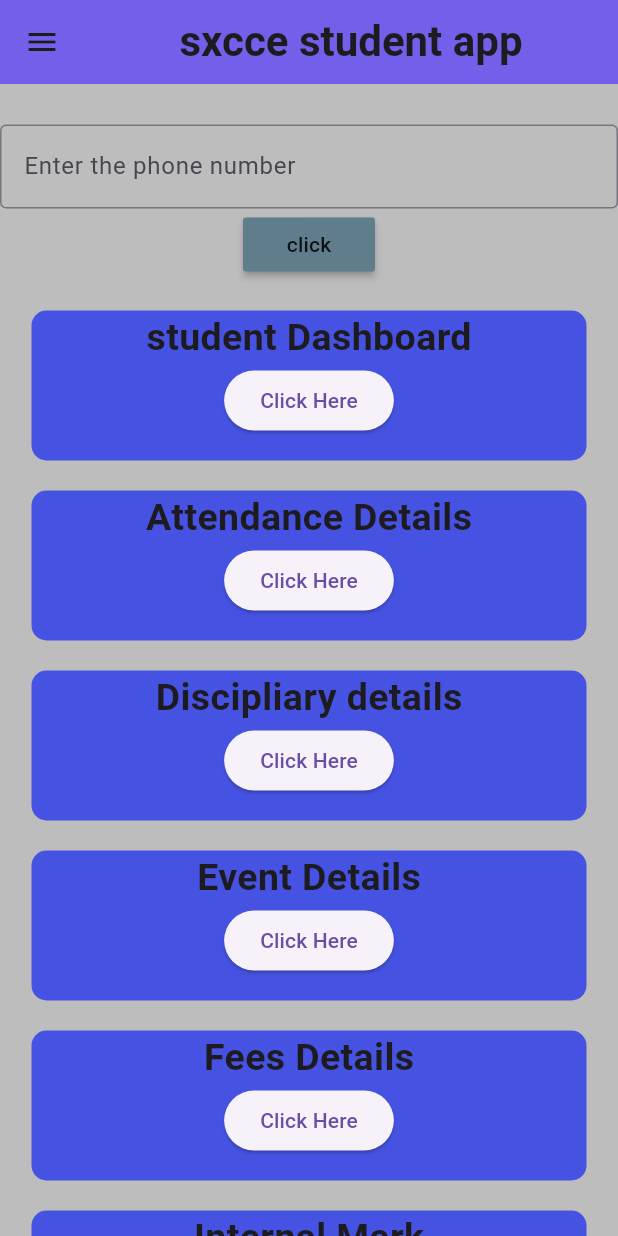
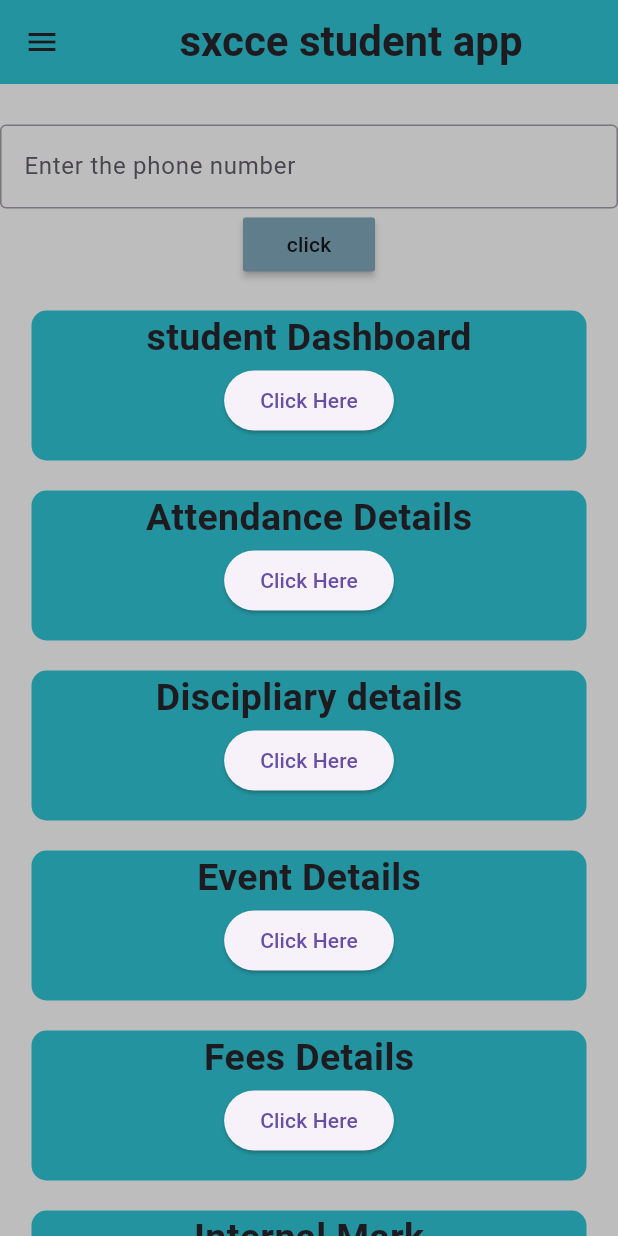
Before and after one commit to senthilharish/sxcce_apk, a Flutter app: the screen it shows after launch, on a phone screen of 412 x 824 dp. Run offline on Flutter 3.47's test engine with Material 3 defaults, Android fonts, the phone set to English and light mode, and no system bars.

Commit message:
changing colors

```diff
--- a/lib/main.dart
+++ b/lib/main.dart
@@ -31,7 +31,7 @@ class _MyAppState extends State<MyApp> {
               ),
             ),
           ),
-          backgroundColor:  Color.fromARGB(255, 114, 96, 234),
+          backgroundColor:  Color.fromARGB(255, 35, 147, 159),
         ),
         drawer: Drawer(
           backgroundColor:  Color(0xFFBDBDBD)
@@ -96,7 +96,7 @@ class _MyAppState extends State<MyApp> {
         width: 370,
         height: 100,
         decoration: BoxDecoration(
-          color: Color.fromARGB(255, 70, 83, 226)  ,
+          color: Color.fromARGB(255, 35, 147, 159)  ,
 
           borderRadius: BorderRadius.circular(10),
         ),
```
